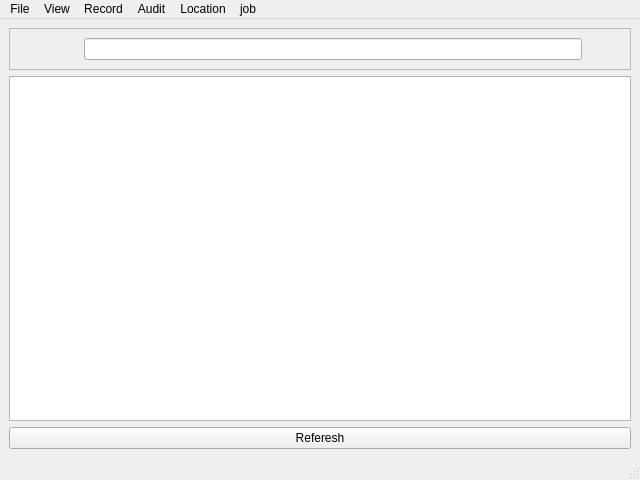
Old version of the form elitebridge_ui_file/jobmainwindow.ui in the repository SaiSawant1/EliteBridgeAdmin.
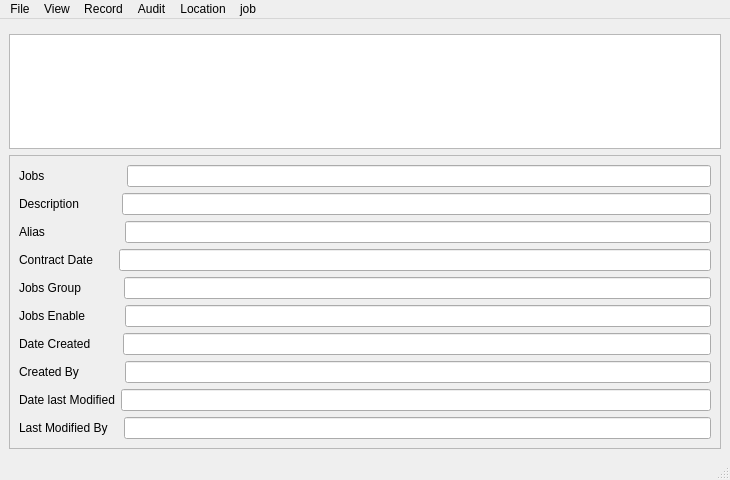
New version of the form. Icons and pictures are not drawn.

Diff of the .ui file:
```diff
--- a/elitebridge_ui_file/jobmainwindow.ui
+++ b/elitebridge_ui_file/jobmainwindow.ui
@@ -6,7 +6,7 @@
    <rect>
     <x>0</x>
     <y>0</y>
-    <width>640</width>
+    <width>730</width>
     <height>480</height>
    </rect>
   </property>
@@ -14,7 +14,9 @@
    <string>MainWindow</string>
   </property>
   <widget class="QWidget" name="centralwidget">
-   <layout class="QVBoxLayout" name="verticalLayout">
+   <layout class="QVBoxLayout" name="verticalLayout_3">
+    <item>
+     <layout class="QVBoxLayout" name="verticalLayout_2">
     <item>
      <widget class="QFrame" name="frame">
       <property name="frameShape">
@@ -23,109 +25,164 @@
       <property name="frameShadow">
        <enum>QFrame::Raised</enum>
       </property>
+       </widget>
+      </item>
+      <item>
+       <widget class="QTableWidget" name="tableWidget"/>
+      </item>
+      <item>
+       <widget class="QFrame" name="frame_2">
+        <property name="frameShape">
+         <enum>QFrame::StyledPanel</enum>
+        </property>
+        <property name="frameShadow">
+         <enum>QFrame::Raised</enum>
+        </property>
+        <layout class="QVBoxLayout" name="verticalLayout">
+         <item>
       <layout class="QHBoxLayout" name="horizontalLayout">
        <item>
-        <widget class="QLabel" name="label_7">
+            <widget class="QLabel" name="label">
          <property name="text">
-          <string/>
-         </property>
-         <property name="pixmap">
-          <pixmap>../build-elitebridge_ui_file-Desktop_Qt_6_5_0_MinGW_64_bit-Debug/img/auxfiled.png</pixmap>
-         </property>
+              <string>Jobs                       </string>
+             </property>
         </widget>
        </item>
        <item>
-        <widget class="QLabel" name="label_6">
-         <property name="text">
-          <string/>
-         </property>
-         <property name="pixmap">
-          <pixmap>../build-elitebridge_ui_file-Desktop_Qt_6_5_0_MinGW_64_bit-Debug/img/jobgroup.png</pixmap>
-         </property>
-        </widget>
-       </item>
-       <item>
-        <widget class="QLabel" name="label_5">
-         <property name="text">
-          <string/>
-         </property>
-         <property name="pixmap">
-          <pixmap>../build-elitebridge_ui_file-Desktop_Qt_6_5_0_MinGW_64_bit-Debug/img/save.png</pixmap>
-         </property>
-        </widget>
+            <widget class="QLineEdit" name="Job_2"/>
+           </item>
+          </layout>
        </item>
        <item>
-        <widget class="QLabel" name="label_4">
-         <property name="text">
-          <string/>
-         </property>
-         <property name="pixmap">
-          <pixmap>../build-elitebridge_ui_file-Desktop_Qt_6_5_0_MinGW_64_bit-Debug/img/undo.png</pixmap>
-         </property>
-        </widget>
-       </item>
+          <layout class="QHBoxLayout" name="horizontalLayout_2">
        <item>
         <widget class="QLabel" name="label_2">
          <property name="text">
-          <string/>
-         </property>
-         <property name="pixmap">
-          <pixmap>../build-elitebridge_ui_file-Desktop_Qt_6_5_0_MinGW_64_bit-Debug/img/db.png</pixmap>
+              <string>Description           </string>
          </property>
         </widget>
        </item>
        <item>
-        <widget class="QLineEdit" name="lineEdit"/>
-       </item>
+            <widget class="QLineEdit" name="Description"/>
+           </item>
+          </layout>
+         </item>
+         <item>
+          <layout class="QHBoxLayout" name="horizontalLayout_3">
        <item>
         <widget class="QLabel" name="label_3">
          <property name="text">
-          <string/>
-         </property>
-         <property name="pixmap">
-          <pixmap>../build-elitebridge_ui_file-Desktop_Qt_6_5_0_MinGW_64_bit-Debug/img/search.png</pixmap>
+              <string>Alias                      </string>
+             </property>
+            </widget>
+           </item>
+           <item>
+            <widget class="QLineEdit" name="Alias"/>
+           </item>
+          </layout>
+         </item>
+         <item>
+          <layout class="QHBoxLayout" name="horizontalLayout_4">
+           <item>
+            <widget class="QLabel" name="label_4">
+             <property name="text">
+              <string>Contract Date      </string>
          </property>
         </widget>
        </item>
        <item>
-        <widget class="QLabel" name="label">
+            <widget class="QLineEdit" name="contractDate"/>
+           </item>
+          </layout>
+         </item>
+         <item>
+          <layout class="QHBoxLayout" name="horizontalLayout_5">
+           <item>
+            <widget class="QLabel" name="label_5">
          <property name="text">
-          <string/>
-         </property>
-         <property name="pixmap">
-          <pixmap>../build-elitebridge_ui_file-Desktop_Qt_6_5_0_MinGW_64_bit-Debug/img/delete.png</pixmap>
+              <string>Jobs Group           </string>
+             </property>
+            </widget>
+           </item>
+           <item>
+            <widget class="QLineEdit" name="JobGroup"/>
+           </item>
+          </layout>
+         </item>
+         <item>
+          <layout class="QHBoxLayout" name="horizontalLayout_6">
+           <item>
+            <widget class="QLabel" name="label_6">
+             <property name="text">
+              <string>Jobs Enable          </string>
          </property>
         </widget>
        </item>
+           <item>
+            <widget class="QLineEdit" name="JobEnable"/>
+           </item>
+          </layout>
+         </item>
+         <item>
+          <layout class="QHBoxLayout" name="horizontalLayout_7">
+           <item>
+            <widget class="QLabel" name="label_7">
+             <property name="text">
+              <string>Date Created        </string>
+             </property>
+            </widget>
+           </item>
+           <item>
+            <widget class="QLineEdit" name="DateCreated"/>
+           </item>
+          </layout>
+         </item>
+         <item>
+          <layout class="QHBoxLayout" name="horizontalLayout_8">
+           <item>
+            <widget class="QLabel" name="label_8">
+             <property name="text">
+              <string>Created By            </string>
+             </property>
+            </widget>
+           </item>
+           <item>
+            <widget class="QLineEdit" name="CreatedBy"/>
+           </item>
+          </layout>
+         </item>
+         <item>
+          <layout class="QHBoxLayout" name="horizontalLayout_9">
        <item>
         <widget class="QLabel" name="label_9">
          <property name="text">
-          <string/>
-         </property>
-         <property name="pixmap">
-          <pixmap>../build-elitebridge_ui_file-Desktop_Qt_6_5_0_MinGW_64_bit-Debug/img/exit.png</pixmap>
+              <string>Date last Modified</string>
          </property>
         </widget>
        </item>
-      </layout>
-     </widget>
+           <item>
+            <widget class="QLineEdit" name="DatelastModified"/>
+           </item>
+          </layout>
     </item>
     <item>
-     <widget class="QTableWidget" name="tableWidget">
-      <property name="editTriggers">
-       <set>QAbstractItemView::NoEditTriggers</set>
-      </property>
-      <property name="alternatingRowColors">
-       <bool>true</bool>
-      </property>
-     </widget>
-    </item>
+          <layout class="QHBoxLayout" name="horizontalLayout_10">
     <item>
-     <widget class="QPushButton" name="refereshTable">
+            <widget class="QLabel" name="label_10">
       <property name="text">
-       <string>Referesh</string>
-      </property>
-     </widget>
+              <string>Last Modified By   </string>
+             </property>
+            </widget>
+           </item>
+           <item>
+            <widget class="QLineEdit" name="LastModifiedBy"/>
+           </item>
+          </layout>
+         </item>
+        </layout>
+       </widget>
+      </item>
+     </layout>
     </item>
    </layout>
   </widget>
@@ -134,7 +191,7 @@
     <rect>
      <x>0</x>
      <y>0</y>
-     <width>640</width>
+     <width>730</width>
      <height>25</height>
     </rect>
    </property>
```
Lines whose indentation alone changed are shown as unchanged.
